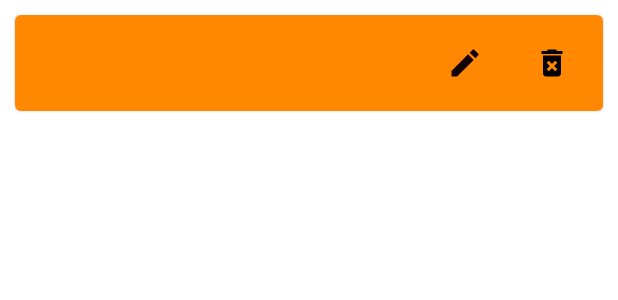
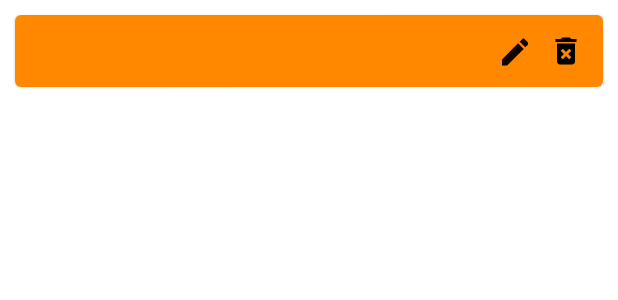
Before and after one commit to VadimKirillov/MyApp, an Android app: the layout train_item.xml on its own in the app's theme, with its tools: preview values and no code run, on a phone screen of 412 x 824 dp. Shown: the top 300 px of the screen. Run offline under Robolectric (Android 15) with nearby library versions, the phone set to English and light mode, and no system bars.

Commit message:
TrainingCreatorFull

```diff
--- a/app/src/main/res/layout/train_item.xml
+++ b/app/src/main/res/layout/train_item.xml
@@ -28,11 +28,12 @@
             android:id="@+id/nameExercise"
             android:layout_width="wrap_content"
             android:layout_height="wrap_content"
-            app:layout_constraintTop_toTopOf="parent"
+            android:layout_margin="10dp"
+            android:textColor="@color/black"
+            android:textSize="10sp"
             app:layout_constraintBottom_toBottomOf="parent"
             app:layout_constraintLeft_toRightOf="@id/idTrain"
-            android:layout_margin="10dp"
-            android:textColor="@color/black"/>
+            app:layout_constraintTop_toTopOf="parent" />
 
         <androidx.appcompat.widget.AppCompatTextView
             android:id="@+id/count"
@@ -46,25 +47,25 @@
 
         <androidx.appcompat.widget.AppCompatImageButton
             android:id="@+id/deleteExercise"
-            android:layout_width="wrap_content"
-            android:layout_height="wrap_content"
-            app:layout_constraintTop_toTopOf="parent"
+            android:layout_width="30dp"
+            android:layout_height="28dp"
+            android:layout_margin="10dp"
+            android:backgroundTint="@android:color/transparent"
+            android:src="@drawable/delete"
             app:layout_constraintBottom_toBottomOf="parent"
             app:layout_constraintEnd_toEndOf="parent"
-            android:layout_margin="10dp"
-            android:backgroundTint="@android:color/transparent"
-            android:src="@drawable/delete"/>
+            app:layout_constraintTop_toTopOf="parent" />
 
         <androidx.appcompat.widget.AppCompatImageButton
             android:id="@+id/editExercise"
-            android:layout_width="wrap_content"
-            android:layout_height="wrap_content"
-            app:layout_constraintTop_toTopOf="parent"
+            android:layout_width="17dp"
+            android:layout_height="26dp"
+            android:layout_margin="10dp"
+            android:backgroundTint="@android:color/transparent"
+            android:src="@drawable/edit_black"
             app:layout_constraintBottom_toBottomOf="parent"
             app:layout_constraintRight_toLeftOf="@id/deleteExercise"
-            android:layout_margin="10dp"
-            android:backgroundTint="@android:color/transparent"
-            android:src="@drawable/edit_black"/>
+            app:layout_constraintTop_toTopOf="parent" />
 
     </androidx.constraintlayout.widget.ConstraintLayout>
 
```
